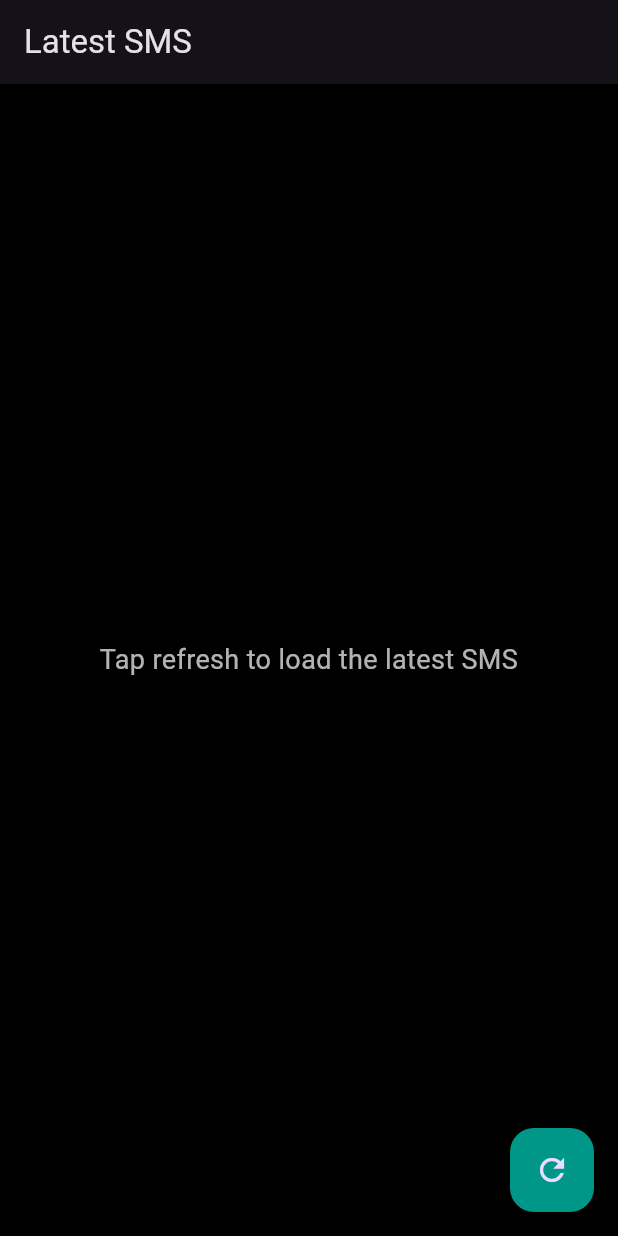
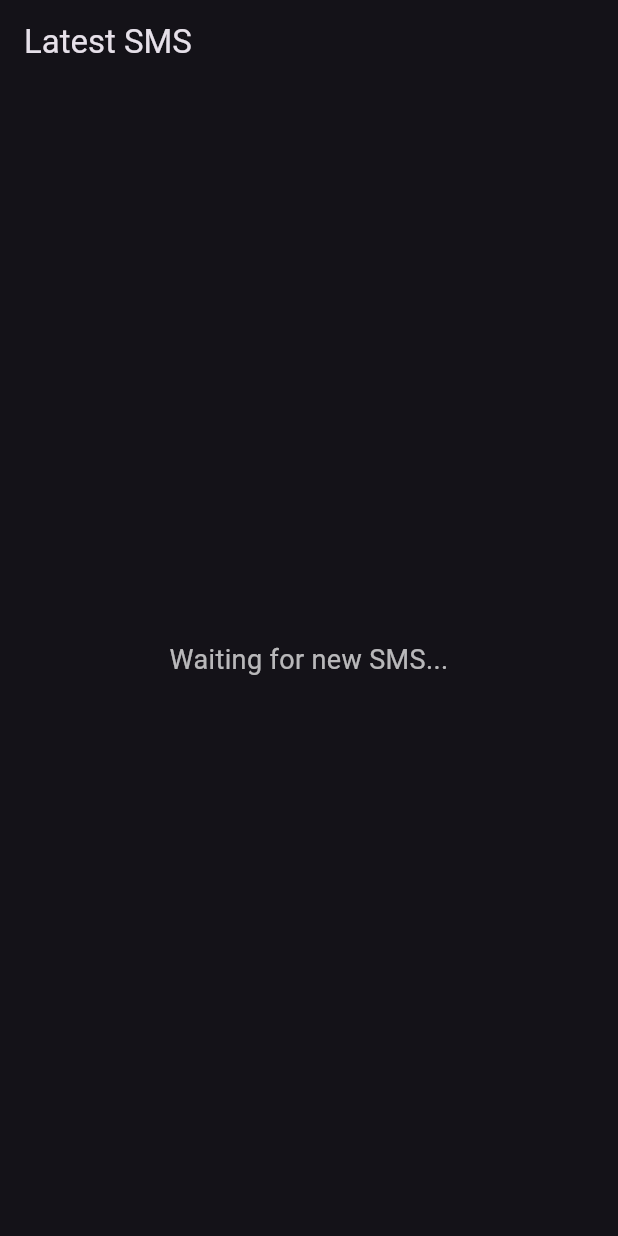
Before and after one commit to tirthraj07/Guardian360, a Flutter app: the screen it shows after launch, on a phone screen of 412 x 824 dp. Run offline on Flutter 3.47's test engine with Material 3 defaults, Android fonts, the phone set to English and light mode, and no system bars; our stand-ins replace permission_handler; missing offline and left inert: flutter_sms_inbox.

Commit message:
short polling messages

```diff
--- a/sms_to_webhook/lib/main.dart
+++ b/sms_to_webhook/lib/main.dart
@@ -1,21 +1,20 @@
 import 'package:flutter/material.dart';
 import 'package:flutter_sms_inbox/flutter_sms_inbox.dart';
 import 'package:permission_handler/permission_handler.dart';
+import 'dart:async';
 
 void main() {
   runApp(const SmsApp());
 }
 
 class SmsApp extends StatelessWidget {
-  const SmsApp({super.key});
+  const SmsApp({Key? key}) : super(key: key);
 
   @override
   Widget build(BuildContext context) {
     return MaterialApp(
       debugShowCheckedModeBanner: false,
-      theme: ThemeData.dark().copyWith(
-        scaffoldBackgroundColor: Colors.black,
-      ),
+      theme: ThemeData.dark(),
       home: const SmsHomePage(),
     );
   }
@@ -30,12 +29,33 @@ class SmsHomePage extends StatefulWidget {
 
 class _SmsHomePageState extends State<SmsHomePage> {
   final SmsQuery _query = SmsQuery();
-  String _latestMessage = "Tap refresh to load the latest SMS";
+  String _latestMessage = "Waiting for new SMS...";
+  Timer? _timer;
+
+  @override
+  void initState() {
+    super.initState();
+    _checkSmsPermission();
+    _startPollingForSms();
+  }
+
+  void _startPollingForSms() {
+    _timer = Timer.periodic(const Duration(seconds: 1), (timer) {
+      _fetchLatestSms();
+    });
+  }
+
+  Future<void> _checkSmsPermission() async {
+    if (await Permission.sms.request().isGranted) {
+      _fetchLatestSms();
+    } else {
+      debugPrint('SMS permission denied');
+    }
+  }
 
   Future<void> _fetchLatestSms() async {
-    if (!mounted) return; // Prevent crashes
+    if (!mounted) return;
 
-    if (await Permission.sms.request().isGranted) {
     try {
       final messages = await _query.querySms(kinds: [SmsQueryKind.inbox], count: 1);
       if (messages.isNotEmpty && mounted) {
@@ -44,9 +64,12 @@ class _SmsHomePageState extends State<SmsHomePage> {
     } catch (e) {
       debugPrint("Error fetching SMS: $e");
     }
-    } else {
-      debugPrint('SMS permission denied');
   }
+
+  @override
+  void dispose() {
+    _timer?.cancel();
+    super.dispose();
   }
 
   @override
@@ -63,11 +86,6 @@ class _SmsHomePageState extends State<SmsHomePage> {
           ),
         ),
       ),
-      floatingActionButton: FloatingActionButton(
-        onPressed: _fetchLatestSms,
-        backgroundColor: Colors.teal,
-        child: const Icon(Icons.refresh),
-      ),
     );
   }
 }
```
Lines whose indentation alone changed are shown as unchanged.
